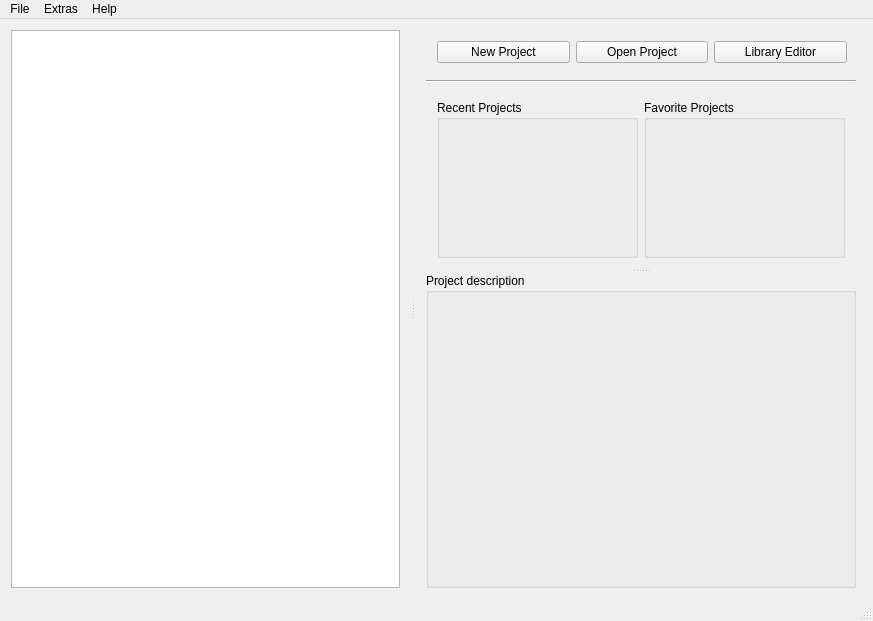
First picture: the form in librepcb/controlpanel/controlpanel.ui, repository LibrePCB/LibrePCB, before the edit.
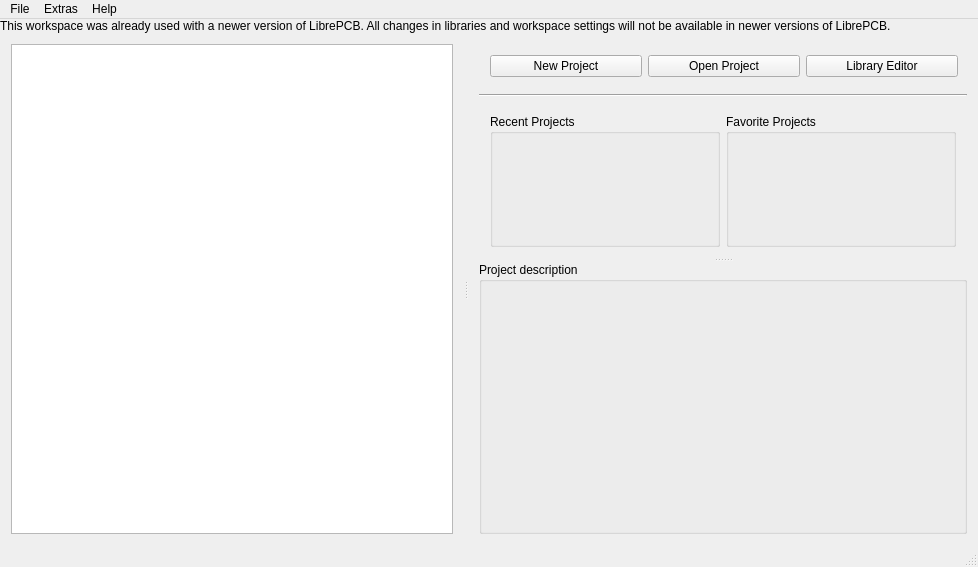
Second picture: the form after the edit. Icons and pictures are not drawn.

Commit message:
ControlPanel: Show warning when working with old app version
If a workspace was used by a newer application version and then is
opened with an older version again, a warning in the ControlPanel
appears to make clear that changes in the workspace will not be
available in newer application versions.

Diff of the .ui file:
```diff
--- a/librepcb/controlpanel/controlpanel.ui
+++ b/librepcb/controlpanel/controlpanel.ui
@@ -6,8 +6,8 @@
    <rect>
     <x>0</x>
     <y>0</y>
-    <width>873</width>
-    <height>621</height>
+    <width>978</width>
+    <height>567</height>
    </rect>
   </property>
   <property name="windowTitle">
@@ -19,6 +19,9 @@
   </property>
   <widget class="QWidget" name="centralWidget">
    <layout class="QVBoxLayout" name="verticalLayout_2">
+    <property name="spacing">
+     <number>0</number>
+    </property>
     <property name="leftMargin">
      <number>0</number>
     </property>
@@ -26,13 +29,42 @@
      <number>0</number>
     </property>
     <property name="rightMargin">
-     <number>6</number>
+     <number>0</number>
     </property>
     <property name="bottomMargin">
      <number>0</number>
     </property>
+    <item>
+     <widget class="QLabel" name="lblWarnForNewerAppVersions">
+      <property name="styleSheet">
+       <string notr="true">QLabel {
+	background-color: rgb(255, 255, 127);
+	
+	color: rgb(170, 0, 0);
+};</string>
+      </property>
+      <property name="text">
+       <string>This workspace was already used with a newer version of LibrePCB. All changes in libraries and workspace settings will not be available in newer versions of LibrePCB.</string>
+      </property>
+      <property name="alignment">
+       <set>Qt::AlignLeading|Qt::AlignLeft|Qt::AlignTop</set>
+      </property>
+      <property name="wordWrap">
+       <bool>true</bool>
+      </property>
+      <property name="margin">
+       <number>5</number>
+      </property>
+     </widget>
+    </item>
     <item>
      <widget class="QSplitter" name="splitter_h">
+      <property name="sizePolicy">
+       <sizepolicy hsizetype="Expanding" vsizetype="Preferred">
+        <horstretch>0</horstretch>
+        <verstretch>1</verstretch>
+       </sizepolicy>
+      </property>
       <property name="orientation">
        <enum>Qt::Horizontal</enum>
       </property>
@@ -361,8 +393,8 @@
     <rect>
      <x>0</x>
      <y>0</y>
-     <width>873</width>
-     <height>25</height>
+     <width>978</width>
+     <height>22</height>
     </rect>
    </property>
    <widget class="QMenu" name="menuFile">
```
The commit also changes 1 other file.
